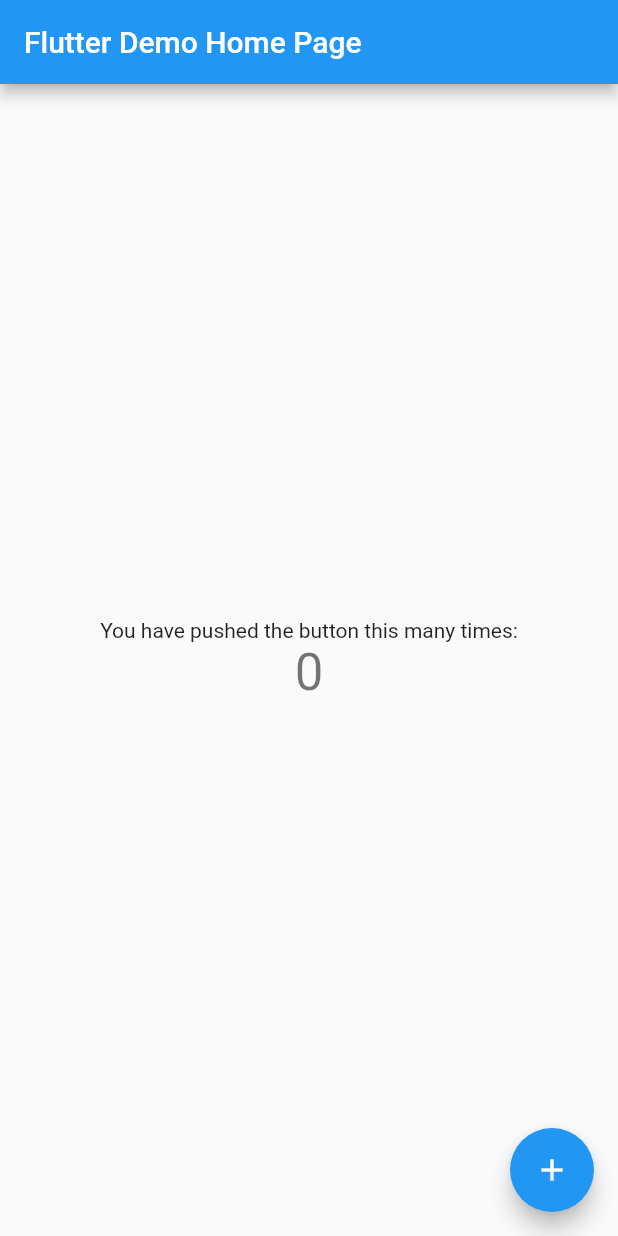
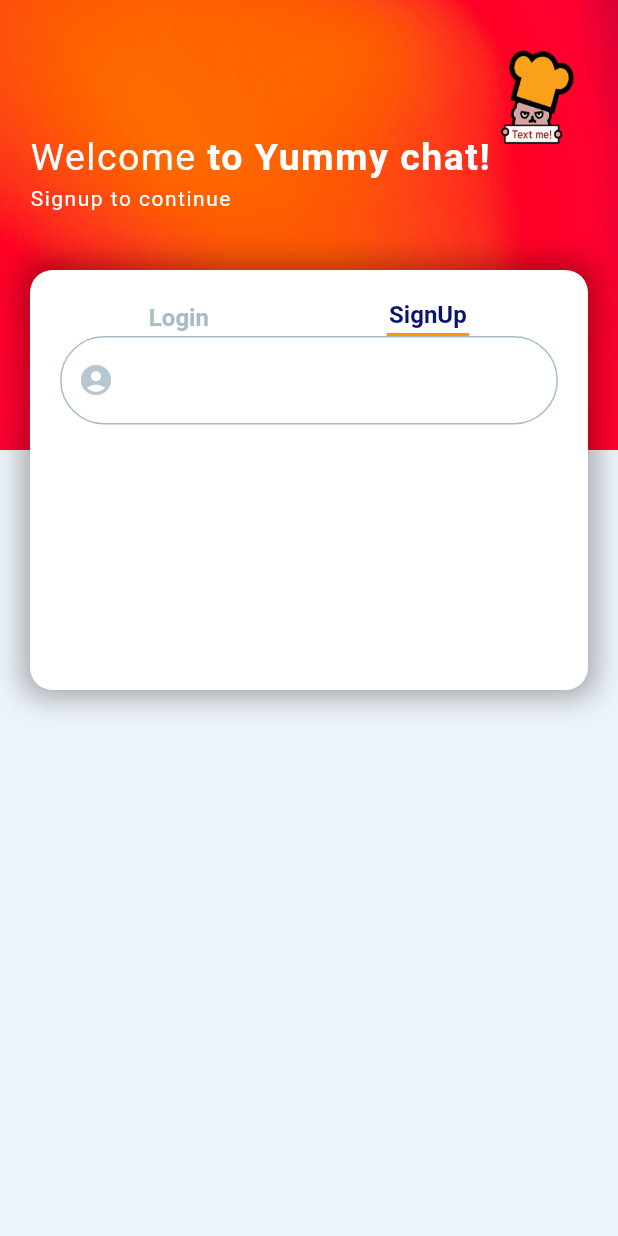
Before and after one commit to pplm1042/-codingchef_chat, a Flutter app: the screen it shows after launch, on a phone screen of 412 x 824 dp. Run offline on Flutter 3.47's test engine with Material 2 defaults, Android fonts, the phone set to English and light mode, and no system bars.

Commit message:
[Update] 코딩셰프 조금 매운맛 강좌 20

```diff
--- /dev/null
+++ b/lib/config/palette.dart
@@ -0,0 +1,11 @@
+import 'package:flutter/painting.dart';
+
+class Palette {
+  static const Color iconColor = Color(0xFFB6C7D1);
+  static const Color activeColor = Color(0xFF09126C);
+  static const Color textColor1 = Color(0XFFA7BCC7);
+  static const Color textColor2 = Color(0XFF9BB3C0);
+  static const Color facebookColor = Color(0xFF3B5999);
+  static const Color googleColor = Color(0xFFDE4B39);
+  static const Color backgroundColor = Color(0xFFECF3F9);
+}
--- a/lib/main.dart
+++ b/lib/main.dart
@@ -1,3 +1,4 @@
+import 'package:codingchef_chat/screens/main_screen.dart';
 import 'package:flutter/material.dart';
 
 void main() {
@@ -24,7 +25,7 @@
         // is not restarted.
         primarySwatch: Colors.blue,
       ),
-      home: const MyHomePage(title: 'Flutter Demo Home Page'),
+      home: const LoginSignupScreen(),
     );
   }
 }
--- /dev/null
+++ b/lib/screens/main_screen.dart
@@ -0,0 +1,177 @@
+import 'package:codingchef_chat/config/palette.dart';
+import 'package:flutter/material.dart';
+
+class LoginSignupScreen extends StatefulWidget {
+  const LoginSignupScreen({Key? key}) : super(key: key);
+
+  @override
+  State<LoginSignupScreen> createState() => _LoginSignupScreenState();
+}
+
+class _LoginSignupScreenState extends State<LoginSignupScreen> {
+  bool isSignupScreen = true;
+  @override
+  Widget build(BuildContext context) {
+    return Scaffold(
+      backgroundColor: Palette.backgroundColor,
+      body: Stack(
+        children: [
+          Positioned(
+            top: 0,
+            right: 0,
+            left: 0,
+            child: Container(
+              height: 300,
+              decoration: BoxDecoration(
+                image: DecorationImage(
+                    image: AssetImage('image/red.jpg'), fit: BoxFit.fill),
+              ),
+              child: Container(
+                padding: EdgeInsets.only(top: 90, left: 20),
+                child: Column(
+                  crossAxisAlignment: CrossAxisAlignment.start,
+                  children: [
+                    RichText(
+                      text: TextSpan(
+                          text: "Welcome",
+                          style: TextStyle(
+                              letterSpacing: 1.0,
+                              fontSize: 25,
+                              color: Colors.white),
+                          children: [
+                            TextSpan(
+                                text: " to Yummy chat!",
+                                style: TextStyle(
+                                    letterSpacing: 1.0,
+                                    fontSize: 25,
+                                    color: Colors.white,
+                                    fontWeight: FontWeight.bold),
+                                children: [TextSpan()])
+                          ]),
+                    ),
+                    SizedBox(
+                      height: 5,
+                    ),
+                    Text(
+                      'Signup to continue',
+                      style: TextStyle(
+                        letterSpacing: 1.0,
+                        color: Colors.white,
+                      ),
+                    ),
+                  ],
+                ),
+              ),
+            ),
+          ),
+          Positioned(
+            top: 180,
+            child: Container(
+              padding: EdgeInsets.all(20),
+              height: 280.0,
+              width: MediaQuery.of(context).size.width - 40,
+              margin: EdgeInsets.symmetric(horizontal: 20),
+              decoration: BoxDecoration(
+                  color: Colors.white,
+                  borderRadius: BorderRadius.circular(15.0),
+                  boxShadow: [
+                    BoxShadow(
+                        color: Colors.black.withOpacity(0.3),
+                        blurRadius: 15,
+                        spreadRadius: 5),
+                  ]),
+              child: Column(children: [
+                Row(
+                  mainAxisAlignment: MainAxisAlignment.spaceAround,
+                  children: [
+                    GestureDetector(
+                      onTap: () {
+                        setState(() {
+                          isSignupScreen = false;
+                        });
+                      },
+                      child: Column(
+                        children: [
+                          Text(
+                            'Login',
+                            style: TextStyle(
+                                fontSize: 16,
+                                fontWeight: FontWeight.bold,
+                                color: !isSignupScreen
+                                    ? Palette.activeColor
+                                    : Palette.textColor1),
+                          ),
+                          if (!isSignupScreen)
+                            Container(
+                              margin: EdgeInsets.only(top: 3),
+                              height: 2,
+                              width: 55,
+                              color: Colors.orange,
+                            ),
+                        ],
+                      ),
+                    ),
+                    GestureDetector(
+                      onTap: () {
+                        setState(() {
+                          isSignupScreen = true;
+                        });
+                      },
+                      child: Column(
+                        children: [
+                          Text(
+                            'SignUp',
+                            style: TextStyle(
+                                fontSize: 16,
+                                fontWeight: FontWeight.bold,
+                                color: isSignupScreen
+                                    ? Palette.activeColor
+                                    : Palette.textColor1),
+                          ),
+                          if (isSignupScreen)
+                            Container(
+                              margin: EdgeInsets.only(top: 3),
+                              height: 2,
+                              width: 55,
+                              color: Colors.orange,
+                            ),
+                        ],
+                      ),
+                    )
+                  ],
+                ),
+                Container(
+                  child: Form(
+                      child: Column(
+                    children: [
+                      TextFormField(
+                        decoration: InputDecoration(
+                          prefixIcon: Icon(
+                            Icons.account_circle,
+                            color: Palette.iconColor,
+                          ),
+                          enabledBorder: OutlineInputBorder(
+                            borderSide: BorderSide(color: Palette.textColor1),
+                            borderRadius: BorderRadius.all(
+                              Radius.circular(30),
+                            ),
+                          ),
+                          focusedBorder: OutlineInputBorder(
+                            borderSide: BorderSide(color: Palette.textColor1),
+                            borderRadius: BorderRadius.all(
+                              Radius.circular(35),
+                            ),
+                          ),
+                        ),
+                      ),
+                    ],
+                  )),
+                )
+              ]),
+            ),
+          )
+        ],
+      ),
+    );
+  }
+}
--- a/pubspec.yaml
+++ b/pubspec.yaml
@@ -58,6 +58,8 @@
   uses-material-design: true
 
   # To add assets to your application, add an assets section, like this:
+  assets:
+    - image/red.jpg
   # assets:
   #   - images/a_dot_burr.jpeg
   #   - images/a_dot_ham.jpeg
```
Also changed, not shown: image/red.jpg (added).
